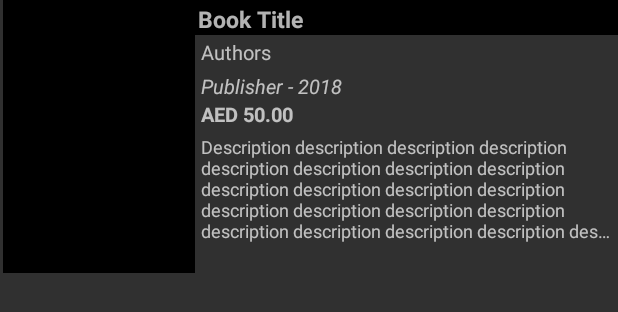
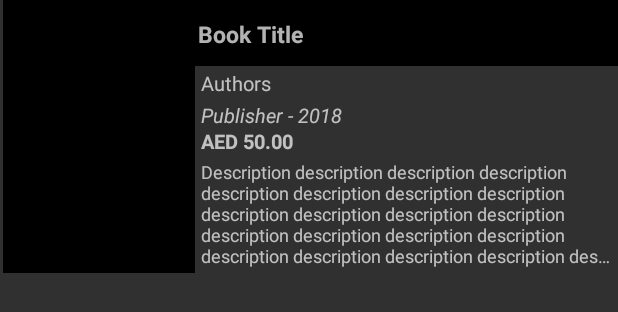
Before and after one commit to melsayeh/BookFinder, an Android app: the layout list_item.xml on its own in the app's theme, with its tools: preview values and no code run, on a phone screen of 412 x 824 dp. Shown: the top 312 px of the screen. Run offline under Robolectric (Android 15) with nearby library versions, the phone set to English and light mode, and no system bars.

```diff
--- a/app/build.gradle
+++ b/app/build.gradle
@@ -4,7 +4,7 @@ android {
     compileSdkVersion 27
     defaultConfig {
         applicationId "com.example.android.booksfinder"
-        minSdkVersion 20
+        minSdkVersion 18
         targetSdkVersion 23
         versionCode 1
         versionName "1.0"
--- a/app/src/main/java/com/example/android/booksfinder/BookInfo.java
+++ b/app/src/main/java/com/example/android/booksfinder/BookInfo.java
@@ -4,6 +4,11 @@ import android.graphics.Bitmap;
 
 import java.util.ArrayList;
 
+/* The BookInfo class is used to create an object type that contains information about the
+books that will be parsed from Google Books API
+Information include book title,publisher,cover image URL,description, preview link, retail price
+currency code, and cover image.
+* */
 public class BookInfo extends Object {
     private String bookTitle;
     private ArrayList<String> authors;
--- a/app/src/main/res/layout/list_item.xml
+++ b/app/src/main/res/layout/list_item.xml
@@ -11,21 +11,23 @@
         android:layout_height="182dp"
         android:layout_weight="0"
         android:layout_marginStart="2dp"
-        android:background="@android:color/black"
+        android:background="@android:color/background_dark"
         />
     <LinearLayout
         android:layout_width="wrap_content"
         android:layout_height="match_parent"
-        android:layout_weight="10"
+        android:weightSum="100"
         android:orientation="vertical">
         <TextView
             android:id="@+id/book_title"
             android:layout_width="match_parent"
-            android:layout_height="wrap_content"
-            android:background="@android:color/black"
+            android:layout_height="0dp"
+            android:layout_weight="25"
+            android:background="@android:color/background_dark"
             android:paddingTop="2dp"
             android:hint="@string/book_title"
             android:paddingStart="2dp"
+            android:gravity="center_vertical"
             android:textColor="@android:color/white"
             android:maxLines="2"
             android:textAllCaps="true"
@@ -34,7 +36,8 @@
         <TextView
             android:id="@+id/authors"
             android:layout_width="wrap_content"
-            android:layout_height="wrap_content"
+            android:layout_height="0dp"
+            android:layout_weight="10"
             android:layout_marginStart="4dp"
             android:layout_marginTop="2dp"
             android:hint="@string/authors"
@@ -43,7 +46,8 @@
         <TextView
         android:id="@+id/publisher_date"
         android:layout_width="wrap_content"
-        android:layout_height="wrap_content"
+        android:layout_height="0dp"
+            android:layout_weight="10"
         android:layout_marginStart="4dp"
         android:layout_marginTop="4dp"
         android:hint="@string/publisher_date"
@@ -53,15 +57,18 @@
         <TextView
             android:id="@+id/price"
             android:layout_width="match_parent"
-            android:layout_height="wrap_content"
+            android:layout_height="0dp"
+            android:layout_weight="10"
             android:layout_marginStart="4dp"
             android:hint="AED 50.00"
+            android:textColor="@android:color/holo_red_light"
             android:textSize="13sp"
             android:textStyle="bold"/>
         <TextView
             android:id="@+id/description"
             android:layout_width="wrap_content"
-            android:layout_height="wrap_content"
+            android:layout_height="0dp"
+            android:layout_weight="45"
             android:layout_marginBottom="4dp"
             android:layout_marginTop="4dp"
             android:layout_marginStart="4dp"
--- a/app/src/main/res/layout/search_results.xml
+++ b/app/src/main/res/layout/search_results.xml
@@ -27,7 +27,7 @@
             android:layout_gravity="center"
             android:gravity="center"
             android:paddingTop="16dp"
-            android:text="Nothig Found!"
+            android:text="Nothing Found!"
             android:textSize="20sp"/>
 
     </LinearLayout>
--- a/gradle.properties
+++ b/gradle.properties
@@ -7,6 +7,7 @@
 # Specifies the JVM arguments used for the daemon process.
 # The setting is particularly useful for tweaking memory settings.
 org.gradle.jvmargs=-Xmx1536m
+android.enableAapt2=true
 # When configured, Gradle will run in incubating parallel mode.
 # This option should only be used with decoupled projects. More details, visit
 # http://www.gradle.org/docs/current/userguide/multi_project_builds.html#sec:decoupled_projects
```
Also changed, not shown: app/src/main/java/com/example/android/booksfinder/BookAdapter.java (+19 -10 lines), app/src/main/java/com/example/android/booksfinder/BooksInfoLoader.java (+18 -3 lines), app/src/main/java/com/example/android/booksfinder/CoverImageLoader.java (+6 -3 lines), app/src/main/java/com/example/android/booksfinder/MainActivity.java (+92 -16 lines), app/src/main/java/com/example/android/booksfinder/ShowResultsActivity.java (+14 -1 lines), app/src/main/res/layout/activity_main.xml (+27 -7 lines).
